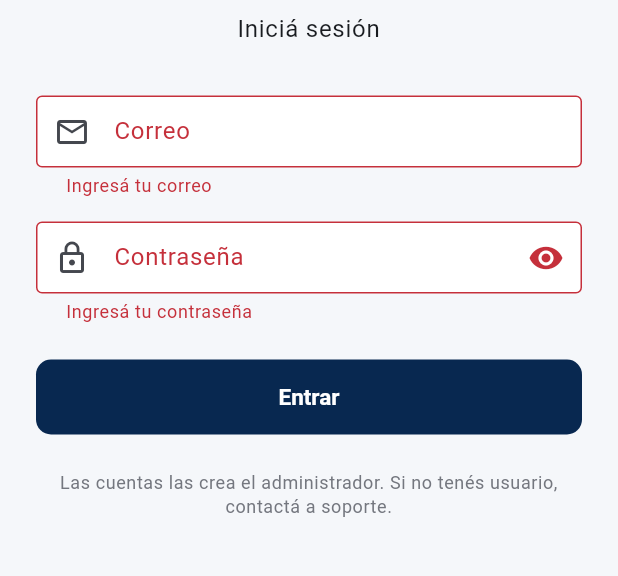
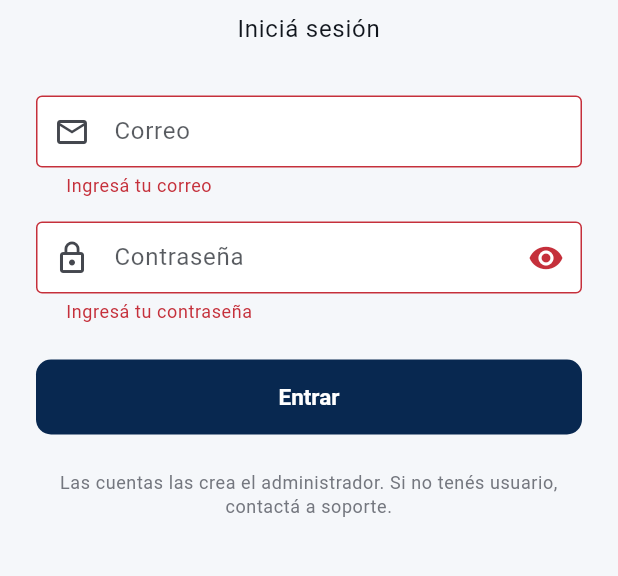
Before and after one commit to ErickGamboa/LecheControl, a Flutter app: the screen it shows after launch, after a tap on "Entrar", on a phone screen of 412 x 824 dp, the part 533-1109 px from its top. Run offline on Flutter 3.47's test engine with Material 3 defaults, Android fonts, the phone set to English and light mode, and no system bars; our stand-ins replace connectivity_plus, drift, drift_flutter, pdf, printing, supabase_flutter; accounts and stored records are empty; generated files the repository leaves out were written again.

Commit message:
LecheControl es siempre clara: se va el tema oscuro
Con el teléfono en modo oscuro pasaba lo peor que puede pasar en una app
de captura: las pantallas que pintan su fondo blanco a mano quedaban con
letra clara sobre blanco y **lo que el ganadero digitaba no se veía**. Un
dato que no se lee mientras se escribe es un dato que se anota mal.

No se apaga el tema oscuro, se borra. `LecheTheme` es claro y nada más,
igual que `HatoTheme`. Dejarlo definido pero sin usar era una trampa para
el próximo que lo viera y creyera que la app lo soporta.

El arreglo de fondo no era el relleno de los campos —ya era blanco— sino
el color de la letra, que se heredaba. Van tres capas para que no pueda
volver a pasar en ninguna pantalla:

- `textTheme.apply(bodyColor:)`: todos los estilos salen con su color
  escrito, así ningún widget puede heredar letra clara de otro lado.
- `inputDecorationTheme` dice a mano el color del rótulo, la pista, el
  prefijo y el sufijo.
- `textSelectionTheme` fija el cursor y las manijas de selección.

Se colapsan a la rama clara las seis ramas `Brightness.dark` que quedaron
muertas, incluido el disco blanco detrás del logo en el login y en la
barra lateral del escritorio: ya no hay fondo oscuro contra el que el
azul marino se pierda.

Probado en el emulador puesto en modo oscuro antes de instalar: se digita
en Trabajo y se lee negro sobre blanco. Cambiando el teléfono a modo
claro, las capturas salen idénticas byte a byte.

Co-Authored-By: Claude Opus 5 (1M context) <noreply@anthropic.com>

```diff
--- a/LecheControlMovil/lib/analisis/dieta_concentrado_screen.dart
+++ b/LecheControlMovil/lib/analisis/dieta_concentrado_screen.dart
@@ -314,10 +314,7 @@ class _CeldaFalta extends StatelessWidget {
     }
 
     final falta = d > 0;
-    final oscuro = theme.brightness == Brightness.dark;
-    final color = falta
-        ? (oscuro ? Colors.orange.shade300 : Colors.orange.shade800)
-        : (oscuro ? Colors.lightBlue.shade200 : Colors.blue.shade700);
+    final color = falta ? Colors.orange.shade800 : Colors.blue.shade700;
 
     return Text(
       '${falta ? '+' : '-'}${_num(d.abs())}',
--- a/LecheControlMovil/lib/app/theme.dart
+++ b/LecheControlMovil/lib/app/theme.dart
@@ -8,7 +8,12 @@ const Color kAzulLeche = Color(0xFF082850); // azul marino de la "L"
 const Color kVerdeLeche = Color(0xFF287038); // verde de la "C" y la hoja
 const Color kAmbarLeche = Color(0xFFC98A00); // ámbar de apoyo, para avisos
 const Color kCremaLeche = Color(0xFFF5F7FA); // fondo claro, azulado
-const Color kCarbonLeche = Color(0xFF0B1220); // fondo oscuro, azulado
+
+/// El color de la letra que se escribe en los campos y de los títulos.
+///
+/// Va puesto a mano y no heredado del esquema: es lo único que garantiza que
+/// lo que el ganadero digita se **vea**, tenga el teléfono el modo que tenga.
+const Color kTintaLeche = Color(0xFF11161D);
 
 /// Colores de estado, para no repetir `Colors.red.shade700` por toda la app.
 const Color kExito = kVerdeLeche;
@@ -32,28 +37,53 @@ abstract final class LecheRadius {
   static const double lg = 22;
 }
 
-/// Tema visual de LecheControl, en claro y oscuro.
+/// Tema visual de LecheControl. **Siempre claro.**
+///
+/// No hay tema oscuro y no es un olvido: la app se usa a pleno sol, en el
+/// corral y en la lechería, y los fondos, los tintes de las tarjetas y los
+/// colores de los gráficos están pensados para eso.
+///
+/// Antes seguía el modo del teléfono, y con el teléfono en oscuro pasaba lo
+/// peor que puede pasar en una app de captura: las pantallas que pintan su
+/// fondo blanco a mano —el login, las tarjetas— quedaban con letra clara
+/// sobre blanco, y **lo que el ganadero digitaba no se veía**. Un dato que no
+/// se lee mientras se escribe es un dato que se anota mal.
 abstract final class LecheTheme {
-  static ThemeData get light => _build(Brightness.light);
-  static ThemeData get dark => _build(Brightness.dark);
+  static ThemeData get light => _build();
 
-  static ThemeData _build(Brightness brightness) {
-    final claro = brightness == Brightness.light;
+  static ThemeData _build() {
     final scheme =
         ColorScheme.fromSeed(
           seedColor: kAzulLeche,
-          brightness: brightness,
+          brightness: Brightness.light,
         ).copyWith(
-          // En oscuro el marino y el verde del logo se hunden contra el
-          // fondo, así que se usan versiones aclaradas de los mismos tonos.
-          primary: claro ? kAzulLeche : const Color(0xFF8FB4E8),
-          secondary: claro ? kVerdeLeche : const Color(0xFF6FCB7E),
-          tertiary: claro ? kVerdeLeche : const Color(0xFF6FCB7E),
-          error: claro ? kPeligro : const Color(0xFFFF8A8A),
-          surface: claro ? kCremaLeche : kCarbonLeche,
+          primary: kAzulLeche,
+          secondary: kVerdeLeche,
+          tertiary: kVerdeLeche,
+          error: kPeligro,
+          surface: kCremaLeche,
+          onSurface: kTintaLeche,
         );
 
-    final base = ThemeData(colorScheme: scheme, useMaterial3: true);
+    final base = ThemeData(
+      colorScheme: scheme,
+      useMaterial3: true,
+      // El brillo del tema manda sobre el del sistema en todo lo que Flutter
+      // no resuelve por el esquema de color: el cursor, las manijas de
+      // selección, el fondo de los menús emergentes.
+      brightness: Brightness.light,
+    );
+
+    // Cada estilo de texto sale con su color escrito, no heredado.
+    //
+    // Es la red que ataja el problema de raíz: un `Text` o un `TextField` sin
+    // color propio lo toma del tema de más cerca, y basta un widget que herede
+    // de otro lado para que la letra salga clara sobre blanco. Con el color
+    // puesto en todos los estilos, eso no puede pasar en ninguna pantalla.
+    final textos = base.textTheme.apply(
+      bodyColor: kTintaLeche,
+      displayColor: kTintaLeche,
+    );
 
     return base.copyWith(
       scaffoldBackgroundColor: scheme.surface,
@@ -61,13 +91,13 @@ abstract final class LecheTheme {
       // La barra va del color de la marca y con el título alineado a la
       // izquierda: en Android es lo que la gente espera.
       appBarTheme: AppBarTheme(
-        backgroundColor: claro ? kAzulLeche : scheme.surfaceContainerHigh,
-        foregroundColor: claro ? Colors.white : scheme.onSurface,
+        backgroundColor: kAzulLeche,
+        foregroundColor: Colors.white,
         elevation: 0,
         scrolledUnderElevation: 2,
         centerTitle: false,
         titleTextStyle: base.textTheme.titleLarge?.copyWith(
-          color: claro ? Colors.white : scheme.onSurface,
+          color: Colors.white,
           fontWeight: FontWeight.w600,
         ),
       ),
@@ -77,7 +107,7 @@ abstract final class LecheTheme {
       cardTheme: CardThemeData(
         clipBehavior: Clip.antiAlias,
         elevation: 0,
-        color: claro ? Colors.white : scheme.surfaceContainerHigh,
+        color: Colors.white,
         margin: const EdgeInsets.symmetric(vertical: LecheSpacing.xs),
         shape: RoundedRectangleBorder(
           borderRadius: BorderRadius.circular(LecheRadius.md),
@@ -85,11 +115,30 @@ abstract final class LecheTheme {
         ),
       ),
 
+      // Lo que se digita: fondo blanco y letra oscura, dichos los dos a mano.
+      //
+      // El relleno blanco ya estaba; lo que faltaba era el color de la letra.
+      // Sin él, el campo se pintaba blanco y el texto salía del tema, así que
+      // con el teléfono en oscuro quedaba gris clarito sobre blanco y **no se
+      // leía lo que se estaba escribiendo**. En una app donde todo el trabajo
+      // es digitar en el corral, eso es un dato mal anotado.
+      textSelectionTheme: const TextSelectionThemeData(
+        cursorColor: kAzulLeche,
+        selectionHandleColor: kAzulLeche,
+      ),
+
       // Campos rellenos y sin borde duro: menos ruido visual en pantallas que
       // son casi puros formularios.
       inputDecorationTheme: InputDecorationTheme(
         filled: true,
-        fillColor: claro ? Colors.white : scheme.surfaceContainerHighest,
+        fillColor: Colors.white,
+        // El rótulo y la pista van más tenues que la letra que se digita, pero
+        // los dos oscuros: nunca al revés.
+        labelStyle: TextStyle(color: kTintaLeche.withValues(alpha: 0.70)),
+        floatingLabelStyle: const TextStyle(color: kAzulLeche),
+        hintStyle: TextStyle(color: kTintaLeche.withValues(alpha: 0.45)),
+        prefixStyle: const TextStyle(color: kTintaLeche),
+        suffixStyle: const TextStyle(color: kTintaLeche),
         contentPadding: const EdgeInsets.symmetric(
           horizontal: LecheSpacing.lg,
           vertical: LecheSpacing.md,
@@ -128,8 +177,8 @@ abstract final class LecheTheme {
       ),
 
       floatingActionButtonTheme: FloatingActionButtonThemeData(
-        backgroundColor: claro ? kAzulLeche : scheme.primaryContainer,
-        foregroundColor: claro ? Colors.white : scheme.onPrimaryContainer,
+        backgroundColor: kAzulLeche,
+        foregroundColor: Colors.white,
         elevation: 2,
         shape: RoundedRectangleBorder(
           borderRadius: BorderRadius.circular(LecheRadius.md),
@@ -179,15 +228,13 @@ abstract final class LecheTheme {
 
       // Números un poco más apretados y con más peso: la app muestra muchas
       // cifras y así se leen de un vistazo.
-      textTheme: base.textTheme.copyWith(
-        titleLarge: base.textTheme.titleLarge?.copyWith(
+      textTheme: textos.copyWith(
+        titleLarge: textos.titleLarge?.copyWith(
           fontWeight: FontWeight.w600,
           letterSpacing: -0.3,
         ),
-        titleMedium: base.textTheme.titleMedium?.copyWith(
-          fontWeight: FontWeight.w600,
-        ),
-        headlineSmall: base.textTheme.headlineSmall?.copyWith(
+        titleMedium: textos.titleMedium?.copyWith(fontWeight: FontWeight.w600),
+        headlineSmall: textos.headlineSmall?.copyWith(
           fontWeight: FontWeight.w700,
           letterSpacing: -0.5,
         ),
--- a/LecheControlMovil/lib/app/widgets/opcion_menu_card.dart
+++ b/LecheControlMovil/lib/app/widgets/opcion_menu_card.dart
@@ -33,7 +33,6 @@ class OpcionMenuCard extends StatelessWidget {
 
   @override
   Widget build(BuildContext context) {
-    final oscuro = Theme.of(context).brightness == Brightness.dark;
     return Card(
       key: ValueKey(valueKey),
       child: InkWell(
@@ -45,7 +44,7 @@ class OpcionMenuCard extends StatelessWidget {
               Container(
                 padding: const EdgeInsets.all(LecheSpacing.md),
                 decoration: BoxDecoration(
-                  color: color.withValues(alpha: oscuro ? 0.20 : 0.10),
+                  color: color.withValues(alpha: 0.10),
                   borderRadius: BorderRadius.circular(LecheRadius.md),
                 ),
                 child: IconTheme(
--- a/LecheControlMovil/lib/app_bootstrap.dart
+++ b/LecheControlMovil/lib/app_bootstrap.dart
@@ -82,8 +82,11 @@ class LecheControlApp extends StatelessWidget {
       title: 'LecheControl',
       debugShowCheckedModeBanner: false,
       theme: LecheTheme.light,
-      darkTheme: LecheTheme.dark,
-      themeMode: ThemeMode.system,
+      // LecheControl es SIEMPRE clara, tenga el teléfono el modo que tenga.
+      // Se trabaja al sol y las pantallas están pensadas para eso. Antes decía
+      // `ThemeMode.system` y con el teléfono en oscuro no se leía lo que se
+      // digitaba en los campos (ver `LecheTheme`).
+      themeMode: ThemeMode.light,
       home: const AuthGate(),
     );
   }
--- a/LecheControlMovil/lib/auth/login_screen.dart
+++ b/LecheControlMovil/lib/auth/login_screen.dart
@@ -214,29 +214,15 @@ class _LogoLogin extends StatelessWidget {
 
   static const double _lado = 180;
 
+  /// Va sin disco blanco detrás: la app es siempre clara (ver [LecheTheme]),
+  /// así que el azul marino del logo cae sobre fondo claro y se ve solo.
   @override
   Widget build(BuildContext context) {
-    final logo = Image.asset(
+    return Image.asset(
       'assets/logo_lechecontrol.png',
       width: _lado,
       height: _lado,
       fit: BoxFit.contain,
-    );
-
-    if (Theme.of(context).brightness == Brightness.light) return logo;
-
-    // En oscuro el azul marino del logo se pierde contra el fondo, así que
-    // se le pone un disco claro detrás. Disco y no cuadro: el borde recto
-    // era justo lo que se veía como una caja pegada encima.
-    return Container(
-      width: _lado + 24,
-      height: _lado + 24,
-      decoration: const BoxDecoration(
-        color: Colors.white,
-        shape: BoxShape.circle,
-      ),
-      alignment: Alignment.center,
-      child: logo,
     );
   }
 }
--- a/LecheControlMovil/lib/home/home_screen.dart
+++ b/LecheControlMovil/lib/home/home_screen.dart
@@ -224,10 +224,9 @@ class _ModuloCard extends StatelessWidget {
 
   @override
   Widget build(BuildContext context) {
-    final oscuro = Theme.of(context).brightness == Brightness.dark;
     // El color del módulo tiñe apenas el fondo: distingue las tarjetas de un
     // vistazo sin convertir la pantalla en un semáforo.
-    final tinte = modulo.color.withValues(alpha: oscuro ? 0.18 : 0.10);
+    final tinte = modulo.color.withValues(alpha: 0.10);
 
     return Card(
       key: ValueKey(modulo.valueKey),
```
Also changed, not shown: LecheControlMovil/lib/pesa/reporte_screen.dart (+1 -6 lines), LecheControlWeb/lib/escritorio/barra_lateral.dart (+5 -21 lines), LecheControlWeb/lib/main.dart (+3 -5 lines), 2 other files.
